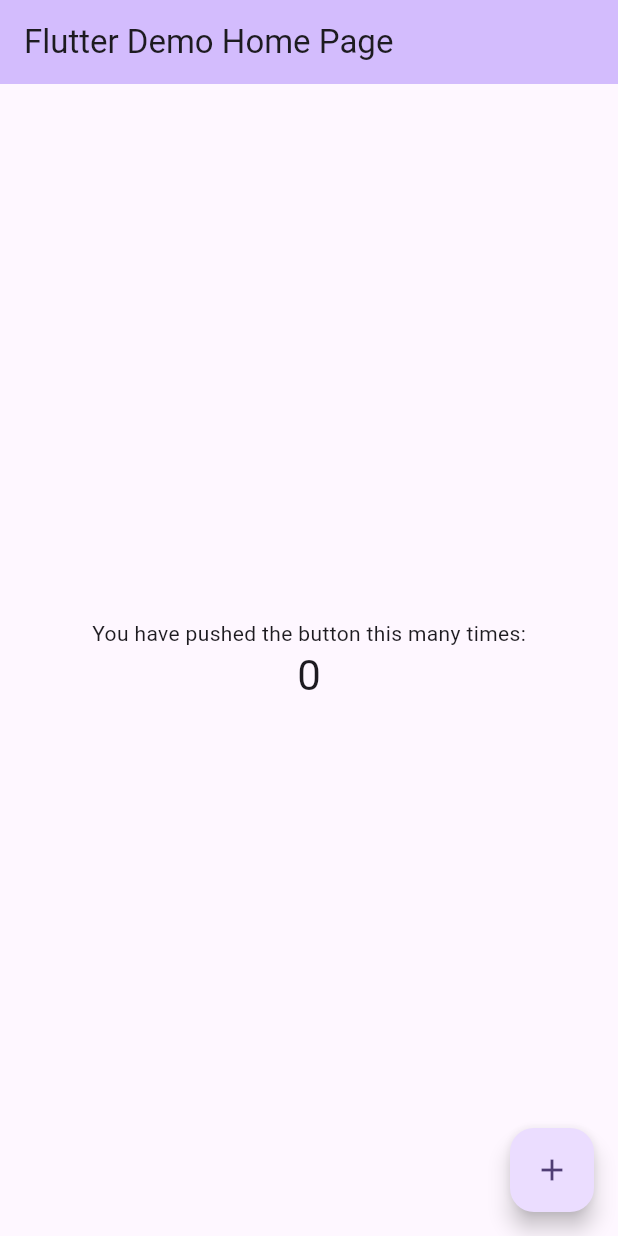
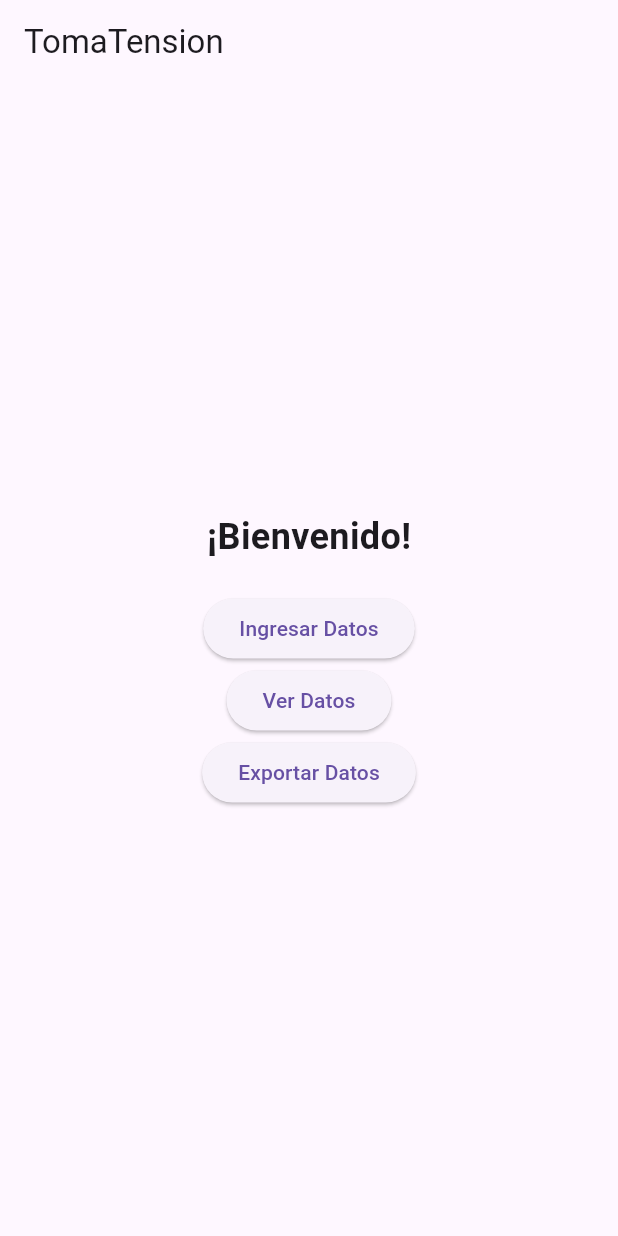
Before and after one commit to alejozd/tomatension, a Flutter app: the screen it shows after launch, on a phone screen of 412 x 824 dp. Run offline on Flutter 3.47's test engine with Material 3 defaults, Android fonts, the light colour scheme and no system bars; our stand-ins replace share_plus, sqflite, sqflite_common_ffi; missing offline and left inert: excel; accounts and stored records are empty.

Commit message:
Nuevas ventanas

```diff
--- a/lib/main.dart
+++ b/lib/main.dart
@@ -1,122 +1,31 @@
 import 'package:flutter/material.dart';
+import 'pages/bienvenidos_page.dart';
+import 'package:sqflite_common_ffi/sqflite_ffi.dart';
+import 'dart:io';
 
 void main() {
+  // Ensure Flutter widgets are initialized
+  WidgetsFlutterBinding.ensureInitialized();
+
+  // Check if the platform is not Android or iOS
+  if (Platform.isWindows || Platform.isLinux || Platform.isMacOS) {
+    // Initialize FFI for desktop platforms
+    sqfliteFfiInit();
+    databaseFactory = databaseFactoryFfi;
+  }
+
   runApp(const MyApp());
 }
 
 class MyApp extends StatelessWidget {
   const MyApp({super.key});
 
-  // This widget is the root of your application.
   @override
   Widget build(BuildContext context) {
     return MaterialApp(
-      title: 'Flutter Demo',
-      theme: ThemeData(
-        // This is the theme of your application.
-        //
-        // TRY THIS: Try running your application with "flutter run". You'll see
-        // the application has a purple toolbar. Then, without quitting the app,
-        // try changing the seedColor in the colorScheme below to Colors.green
-        // and then invoke "hot reload" (save your changes or press the "hot
-        // reload" button in a Flutter-supported IDE, or press "r" if you used
-        // the command line to start the app).
-        //
-        // Notice that the counter didn't reset back to zero; the application
-        // state is not lost during the reload. To reset the state, use hot
-        // restart instead.
-        //
-        // This works for code too, not just values: Most code changes can be
-        // tested with just a hot reload.
-        colorScheme: ColorScheme.fromSeed(seedColor: Colors.deepPurple),
-      ),
-      home: const MyHomePage(title: 'Flutter Demo Home Page'),
+      title: 'TomaTension',
+      theme: ThemeData(primarySwatch: Colors.blue),
+      home: const BienvenidosPage(),
     );
   }
 }
-
-class MyHomePage extends StatefulWidget {
-  const MyHomePage({super.key, required this.title});
-
-  // This widget is the home page of your application. It is stateful, meaning
-  // that it has a State object (defined below) that contains fields that affect
-  // how it looks.
-
-  // This class is the configuration for the state. It holds the values (in this
-  // case the title) provided by the parent (in this case the App widget) and
-  // used by the build method of the State. Fields in a Widget subclass are
-  // always marked "final".
-
-  final String title;
-
-  @override
-  State<MyHomePage> createState() => _MyHomePageState();
-}
-
-class _MyHomePageState extends State<MyHomePage> {
-  int _counter = 0;
-
-  void _incrementCounter() {
-    setState(() {
-      // This call to setState tells the Flutter framework that something has
-      // changed in this State, which causes it to rerun the build method below
-      // so that the display can reflect the updated values. If we changed
-      // _counter without calling setState(), then the build method would not be
-      // called again, and so nothing would appear to happen.
-      _counter++;
-    });
-  }
-
-  @override
-  Widget build(BuildContext context) {
-    // This method is rerun every time setState is called, for instance as done
-    // by the _incrementCounter method above.
-    //
-    // The Flutter framework has been optimized to make rerunning build methods
-    // fast, so that you can just rebuild anything that needs updating rather
-    // than having to individually change instances of widgets.
-    return Scaffold(
-      appBar: AppBar(
-        // TRY THIS: Try changing the color here to a specific color (to
-        // Colors.amber, perhaps?) and trigger a hot reload to see the AppBar
-        // change color while the other colors stay the same.
-        backgroundColor: Theme.of(context).colorScheme.inversePrimary,
-        // Here we take the value from the MyHomePage object that was created by
-        // the App.build method, and use it to set our appbar title.
-        title: Text(widget.title),
-      ),
-      body: Center(
-        // Center is a layout widget. It takes a single child and positions it
-        // in the middle of the parent.
-        child: Column(
-          // Column is also a layout widget. It takes a list of children and
-          // arranges them vertically. By default, it sizes itself to fit its
-          // children horizontally, and tries to be as tall as its parent.
-          //
-          // Column has various properties to control how it sizes itself and
-          // how it positions its children. Here we use mainAxisAlignment to
-          // center the children vertically; the main axis here is the vertical
-          // axis because Columns are vertical (the cross axis would be
-          // horizontal).
-          //
-          // TRY THIS: Invoke "debug painting" (choose the "Toggle Debug Paint"
-          // action in the IDE, or press "p" in the console), to see the
-          // wireframe for each widget.
-          mainAxisAlignment: MainAxisAlignment.center,
-          children: <Widget>[
-            const Text('You have pushed the button this many times:'),
-            Text(
-              '$_counter',
-              style: Theme.of(context).textTheme.headlineMedium,
-            ),
-          ],
-        ),
-      ),
-      floatingActionButton: FloatingActionButton(
-        onPressed: _incrementCounter,
-        tooltip: 'Increment',
-        child: const Icon(Icons.add),
-      ), // This trailing comma makes auto-formatting nicer for build methods.
-    );
-  }
-}
--- /dev/null
+++ b/lib/pages/bienvenidos_page.dart
@@ -0,0 +1,60 @@
+import 'package:flutter/material.dart';
+import 'tomar_tension_page.dart';
+import 'ver_datos_page.dart';
+import 'exportar_datos_page.dart';
+
+class BienvenidosPage extends StatelessWidget {
+  const BienvenidosPage({super.key});
+
+  @override
+  Widget build(BuildContext context) {
+    return Scaffold(
+      appBar: AppBar(title: const Text('TomaTension')),
+      body: Center(
+        child: Column(
+          mainAxisAlignment: MainAxisAlignment.center,
+          children: <Widget>[
+            const Text(
+              '¡Bienvenido!',
+              style: TextStyle(fontSize: 24, fontWeight: FontWeight.bold),
+            ),
+            const SizedBox(height: 20),
+            ElevatedButton(
+              onPressed: () {
+                // Navega a la página de toma de tensión
+                Navigator.push(
+                  context,
+                  MaterialPageRoute(
+                    builder: (context) => const TomarTensionPage(),
+                  ),
+                );
+              },
+              child: const Text('Ingresar Datos'),
+            ),
+            ElevatedButton(
+              onPressed: () {
+                Navigator.push(
+                  context,
+                  MaterialPageRoute(builder: (context) => const VerDatosPage()),
+                );
+              },
+              child: const Text('Ver Datos'),
+            ),
+            ElevatedButton(
+              onPressed: () {
+                Navigator.push(
+                  context,
+                  MaterialPageRoute(
+                    builder: (context) => const ExportarDatosPage(),
+                  ),
+                );
+              },
+              child: const Text('Exportar Datos'),
+            ),
+            // Aquí irían los otros botones para "Ver Datos" y "Exportar"
+          ],
+        ),
+      ),
+    );
+  }
+}
--- a/pubspec.yaml
+++ b/pubspec.yaml
@@ -34,6 +34,11 @@ dependencies:
   # The following adds the Cupertino Icons font to your application.
   # Use with the CupertinoIcons class for iOS style icons.
   cupertino_icons: ^1.0.8
+  sqflite: ^2.3.0
+  sqflite_common_ffi: ^2.3.4
+  path_provider: ^2.1.1
+  share_plus: ^9.0.0
+  excel: ^4.0.2
 
 dev_dependencies:
   flutter_test:
```
Also changed, not shown: lib/pages/exportar_datos_page.dart (added, +161 -0 lines), lib/pages/tomar_tension_page.dart (added, +65 -0 lines), lib/pages/ver_datos_page.dart (added, +66 -0 lines), lib/services/database_service.dart (added, +58 -0 lines), pubspec.lock, 5 other files.
